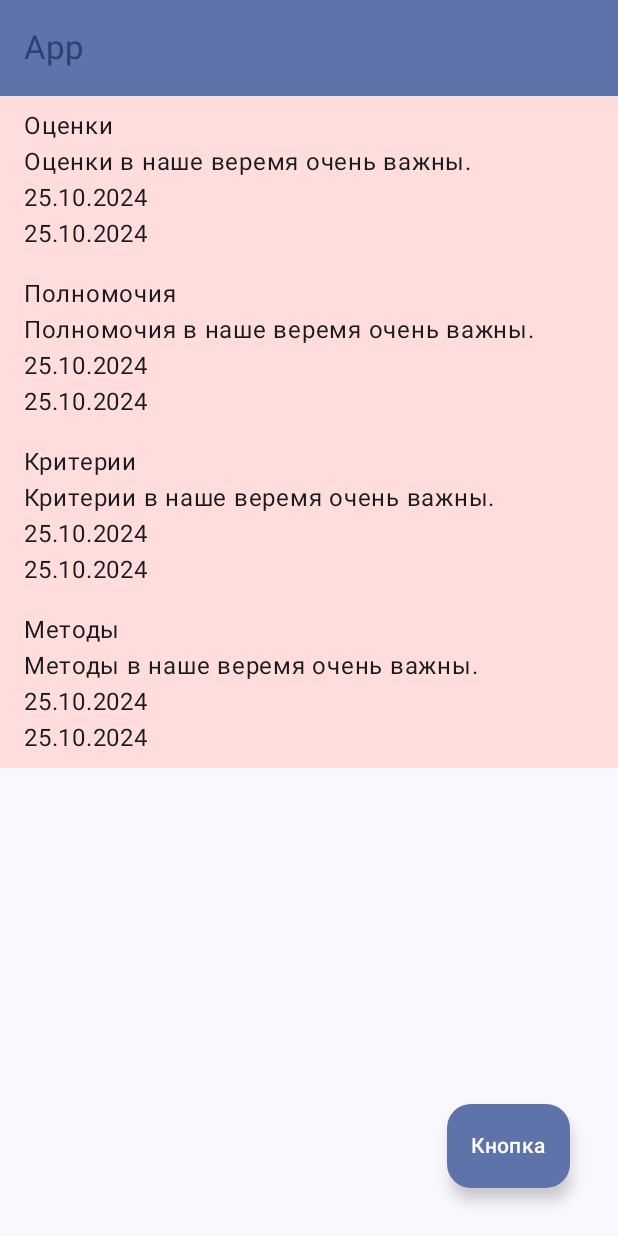
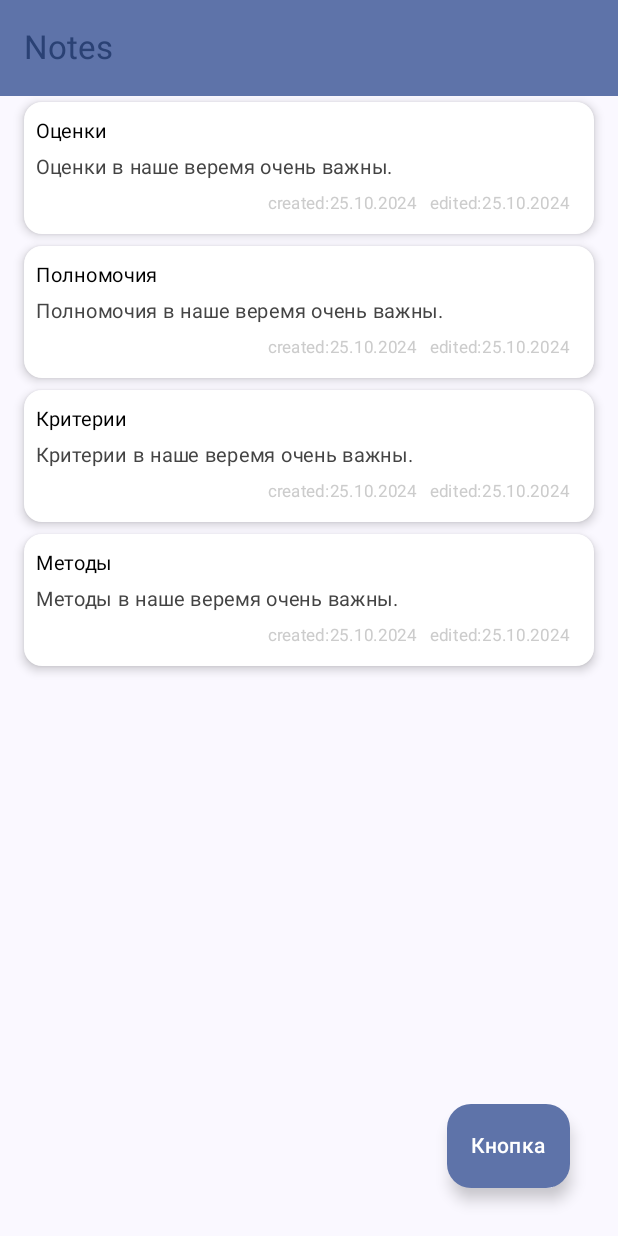
Before and after one commit to DmitryAbramovskikh/RememberAll, an Android app built with Jetpack Compose: the MainScreen screen opened through its navigation route, on a phone screen of 412 x 824 dp. Run offline under Robolectric (Android 15) with nearby library versions, the phone set to English and light mode, and no system bars; our stand-ins replace Dagger/Hilt's generated code, Room's generated code.

Commit message:
RAZ-26 обновил представление заметок, добавил работающую кнопку назад

```diff
--- /dev/null
+++ b/app/src/main/java/com/example/rememberall/ui/base/BaseVM.kt
@@ -0,0 +1,10 @@
+package com.example.rememberall.ui.base
+
+import androidx.annotation.StringRes
+import java.lang.ref.WeakReference
+
+open class BaseVM(private val _parent: BaseViewModel?) {
+    val parent = WeakReference(_parent)
+
+    fun getString(@StringRes id: Int) = parent.get()?.stringProvider?.getString(id) ?: ""
+}
--- a/app/src/main/java/com/example/rememberall/ui/base/BaseViewModel.kt
+++ b/app/src/main/java/com/example/rememberall/ui/base/BaseViewModel.kt
@@ -1,5 +1,6 @@
 package com.example.rememberall.ui.base
 
+import androidx.compose.runtime.MutableState
 import androidx.lifecycle.ViewModel
 import androidx.lifecycle.viewModelScope
 import kotlinx.coroutines.delay
@@ -7,7 +8,9 @@ import kotlinx.coroutines.launch
 
 abstract class BaseViewModel: ViewModel()
 {
-    abstract fun getTitle(): String
+    abstract fun getTitle(): MutableState<String>
+
+    open val stringProvider: StringProvider? = null
 
     init
     {
--- a/app/src/main/java/com/example/rememberall/ui/components/appbar/AppBarBack.kt
+++ b/app/src/main/java/com/example/rememberall/ui/components/appbar/AppBarBack.kt
@@ -1,5 +1,6 @@
 package com.example.rememberall.ui.components.appbar
 
+import android.icu.text.CaseMap.Title
 import androidx.compose.foundation.layout.RowScope
 import androidx.compose.foundation.layout.WindowInsets
 import androidx.compose.material.icons.Icons
@@ -13,6 +14,7 @@ import androidx.navigation.NavHostController
 @OptIn(ExperimentalMaterial3Api::class)
 @Composable
 fun AppBarBack(
+    title: String,
     modifier: Modifier = Modifier,
     actions: @Composable RowScope.() -> Unit = {},
     windowInsets: WindowInsets = TopAppBarDefaults.windowInsets,
@@ -23,7 +25,7 @@ fun AppBarBack(
 {
     val titleName = navController.currentBackStackEntry?.destination?.label ?: "App"
 
-    TopAppBar(title = { Text(text = titleName as String ) }, modifier, navigationIcon = {
+    TopAppBar(title = { Text(text = title ) }, modifier, navigationIcon = {
         if (navController.previousBackStackEntry != null) {
             IconButton(onClick = { navController.navigateUp() }) {
                 Icon(imageVector = Icons.AutoMirrored.Filled.ArrowBack,
--- a/app/src/main/java/com/example/rememberall/ui/image/ImageCompose.kt
+++ b/app/src/main/java/com/example/rememberall/ui/image/ImageCompose.kt
@@ -9,7 +9,5 @@ import androidx.hilt.navigation.compose.hiltViewModel
 fun ImageCompose()
 {
     val viewModel: ImageViewModel = hiltViewModel()
-    val title by remember { viewModel.title }
-
-
+    val title by viewModel.getTitle()
 }
--- a/app/src/main/java/com/example/rememberall/ui/image/ImageViewModel.kt
+++ b/app/src/main/java/com/example/rememberall/ui/image/ImageViewModel.kt
@@ -1,5 +1,6 @@
 package com.example.rememberall.ui.image
 
+import androidx.compose.runtime.MutableState
 import androidx.compose.runtime.mutableStateOf
 import com.example.rememberall.R
 import com.example.rememberall.ui.base.BaseViewModel
@@ -10,6 +11,6 @@ import javax.inject.Inject
 @HiltViewModel
 class ImageViewModel @Inject constructor(stringProvider: StringProvider): BaseViewModel() {
 
-    override fun getTitle(): String = "Картинка"
+    override fun getTitle(): MutableState<String> = mutableStateOf("Картинка")
 
 }
--- a/app/src/main/java/com/example/rememberall/ui/main/MainActivity.kt
+++ b/app/src/main/java/com/example/rememberall/ui/main/MainActivity.kt
@@ -8,6 +8,9 @@ import androidx.compose.foundation.layout.*
 import androidx.compose.material3.*
 import androidx.compose.material3.TopAppBarDefaults.topAppBarColors
 import androidx.compose.runtime.Composable
+import androidx.compose.runtime.getValue
+import androidx.compose.runtime.mutableStateOf
+import androidx.compose.runtime.remember
 import androidx.compose.ui.Modifier
 import androidx.compose.ui.graphics.Color
 import androidx.navigation.NavHostController
@@ -39,26 +42,10 @@ class MainActivity : ComponentActivity()
 @OptIn(ExperimentalMaterial3Api::class)
 @Composable
 fun AppHost(navController: NavHostController) {
-    Scaffold(
-        topBar = {
-            AppBarBack(
-                navController = navController,
-                colors = topAppBarColors(
-                    containerColor = MaterialTheme.colorScheme.primaryContainer,
-                    titleContentColor = MaterialTheme.colorScheme.primary
-                )
-            )
-        },
+
+    AppNavigationHost(
+        navController = navController,
         modifier = Modifier
-            .background(Color.LightGray)
             .fillMaxSize()
-            .background(Color.White)
-    ) { padding ->
-        AppNavigationHost(
-            navController = navController,
-            modifier = Modifier
-                .fillMaxSize()
-                .padding(padding)
-        )
-    }
+    )
 }
--- a/app/src/main/java/com/example/rememberall/ui/main/MainCompose.kt
+++ b/app/src/main/java/com/example/rememberall/ui/main/MainCompose.kt
@@ -12,7 +12,7 @@ import androidx.compose.ui.tooling.preview.Preview
 import androidx.compose.ui.unit.dp
 import androidx.hilt.navigation.compose.hiltViewModel
 import androidx.lifecycle.compose.collectAsStateWithLifecycle
-import com.example.rememberall.ui.notes.CellNote
+import com.example.rememberall.ui.notes.CellNoteComposable
 import com.example.rememberall.ui.notes.NotesViewModel
 
 
@@ -24,7 +24,7 @@ fun MainScreen(
     viewModel: NotesViewModel = hiltViewModel()
 )
 {
-    val notes = viewModel.notes.collectAsStateWithLifecycle(listOf())
+    val notes by viewModel.notes.collectAsStateWithLifecycle(listOf())
 
     Box(Modifier.fillMaxSize())
     {
@@ -32,9 +32,9 @@ fun MainScreen(
             modifier = Modifier
                 .fillMaxSize()
         ) {
-            items(notes.value)
+            items(notes)
             {
-                CellNote(note = it, onClick = { id -> onClickShowDetail(id) })
+                CellNoteComposable(note = it, onClick = { id -> onClickShowDetail(id) })
             }
         }
 
--- a/app/src/main/java/com/example/rememberall/ui/navigation/NavigationGraph.kt
+++ b/app/src/main/java/com/example/rememberall/ui/navigation/NavigationGraph.kt
@@ -1,22 +1,60 @@
 package com.example.rememberall.ui.navigation
 
-import androidx.compose.foundation.layout.PaddingValues
+import androidx.compose.foundation.background
+import androidx.compose.foundation.layout.fillMaxSize
 import androidx.compose.foundation.layout.padding
+import androidx.compose.material3.ExperimentalMaterial3Api
+import androidx.compose.material3.MaterialTheme
+import androidx.compose.material3.Scaffold
+import androidx.compose.material3.TopAppBarDefaults.topAppBarColors
 import androidx.compose.runtime.Composable
+import androidx.compose.runtime.getValue
+import androidx.compose.runtime.setValue
+import androidx.compose.runtime.mutableStateOf
+import androidx.compose.runtime.remember
 import androidx.compose.ui.Modifier
+import androidx.compose.ui.graphics.Color
+import androidx.compose.ui.res.stringResource
 import androidx.hilt.navigation.compose.hiltViewModel
-import androidx.navigation.*
-import androidx.navigation.compose.*
+import androidx.navigation.NavHostController
+import androidx.navigation.compose.NavHost
+import androidx.navigation.compose.composable
+import androidx.navigation.toRoute
+import com.example.rememberall.R
+import com.example.rememberall.ui.components.appbar.AppBarBack
 import com.example.rememberall.ui.image.ImageCompose
 import com.example.rememberall.ui.main.MainScreen
-import com.example.rememberall.ui.note.*
+import com.example.rememberall.ui.note.NoteDetailCompose
+import com.example.rememberall.ui.note.NoteDetailViewModel
 
+class ScaffoldState(val title: String)
+
+@OptIn(ExperimentalMaterial3Api::class)
 @Composable
 fun AppNavigationHost(navController: NavHostController, modifier: Modifier = Modifier)
 {
-    NavHost(navController = navController, startDestination = MainScreen, modifier = modifier) {
+    var scaffoldState by remember { mutableStateOf(ScaffoldState("App")) }
+
+    Scaffold(
+        topBar = {
+            AppBarBack(
+                title = scaffoldState.title,
+                navController = navController,
+                colors = topAppBarColors(
+                    containerColor = MaterialTheme.colorScheme.primaryContainer,
+                    titleContentColor = MaterialTheme.colorScheme.primary
+                )
+            )
+        },
+        modifier = Modifier
+            .background(Color.LightGray)
+            .fillMaxSize()
+            .background(Color.White)
+    ) { padding ->
+        NavHost(navController = navController, startDestination = MainScreen, modifier = modifier.padding(padding)) {
 
             composable<MainScreen> {
+                scaffoldState = ScaffoldState(stringResource(R.string.main_notes))
                 MainScreen(
                     onClickAddNew = { navController.navigate(NoteDetailScreen(-1)) },
                     onClickShowDetail = { navController.navigate(NoteDetailScreen(it)) }
@@ -24,11 +62,12 @@ fun AppNavigationHost(navController: NavHostController, modifier: Modifier = Mod
             }
 
             composable<NoteDetailScreen> { backStackEntry ->
+                scaffoldState = ScaffoldState(stringResource(R.string.note_detail_title))
                 val noteDetailScreen = backStackEntry.toRoute<NoteDetailScreen>()
                 val noteViewModel = hiltViewModel<NoteDetailViewModel, NoteDetailViewModel.Factory> {
                     it.create(noteDetailScreen.id)
                 }
-            NoteDetailCompose(noteViewModel, onSaveNote = { navController.navigate(MainScreen) })
+                NoteDetailCompose(noteViewModel, onSaveNote = { navController.navigateUp() })
             }
 
             composable<ImageScreen>{
@@ -36,3 +75,5 @@ fun AppNavigationHost(navController: NavHostController, modifier: Modifier = Mod
             }
         }
     }
+
+}
--- a/app/src/main/java/com/example/rememberall/ui/note/NoteDetailViewModel.kt
+++ b/app/src/main/java/com/example/rememberall/ui/note/NoteDetailViewModel.kt
@@ -1,5 +1,6 @@
 package com.example.rememberall.ui.note
 
+import androidx.compose.runtime.MutableState
 import androidx.compose.runtime.getValue
 import androidx.compose.runtime.setValue
 import androidx.compose.runtime.mutableStateOf
@@ -42,7 +43,7 @@ class NoteDetailViewModel @AssistedInject constructor(stringProvider: StringProv
             }
     }
 
-    override fun getTitle(): String = "Заметка"
+    override fun getTitle() = mutableStateOf("Заметка")
 
     fun onNoteEdit(title: String? = null, text: String? = null) {
         isChanged = true
--- a/app/src/main/java/com/example/rememberall/ui/notes/CellNote.kt
+++ b/app/src/main/java/com/example/rememberall/ui/notes/CellNote.kt
@@ -1,44 +1,67 @@
 package com.example.rememberall.ui.notes
 
-import androidx.compose.foundation.background
 import androidx.compose.foundation.clickable
 import androidx.compose.foundation.layout.*
+import androidx.compose.material3.Card
+import androidx.compose.material3.CardColors
+import androidx.compose.material3.CardDefaults
+import androidx.compose.material3.CardElevation
 import androidx.compose.material3.Text
 import androidx.compose.runtime.*
 import androidx.compose.ui.Modifier
-import androidx.compose.ui.res.colorResource
+import androidx.compose.ui.graphics.Color
 import androidx.compose.ui.tooling.preview.Preview
 import androidx.compose.ui.unit.dp
-import com.example.rememberall.R
+import androidx.compose.ui.unit.sp
+import java.util.Date
 
 @Composable
-fun CellNote(
+fun CellNoteComposable(
     note: NoteVM,
     onClick: (Int) -> Unit,
     modifier: Modifier = Modifier
 ) {
-    Column(
+    Card(
         modifier = modifier
-            .background(colorResource(id = R.color.secondaryLight))
             .fillMaxWidth()
-            .padding(16.dp, 8.dp)
-            .clickable { onClick(note.id) }
+            .padding(16.dp, 4.dp)
+            .clickable { onClick(note.id) },
+        colors = CardDefaults.cardColors(
+            containerColor = Color.White,
+            disabledContainerColor = Color.LightGray
+        ),
+        elevation = CardDefaults.cardElevation(defaultElevation = 4.dp)
     ) {
-        Text(
-            text = note.title,
+        val dateFontSize by remember { mutableStateOf(11.sp) }
+        val contentFontSize by remember { mutableStateOf(13.sp) }
+        Column(modifier = Modifier.padding(8.dp)) {
+            Text(
+                text = note.title,
+                fontSize = contentFontSize,
+                color = Color.Black
+            )
+            Text(
+                text = note.text,
+                fontSize = contentFontSize,
+                color = Color.DarkGray
+            )
+            Row(
+                modifier = Modifier
+                    .fillMaxWidth(),
+                horizontalArrangement = Arrangement.Absolute.Right) {
+                Text( text = note.createdText, fontSize = dateFontSize, color = Color.LightGray )
+                Text( text = note.editedText, fontSize = dateFontSize, modifier = modifier.padding(8.dp, 0.dp), color = Color.LightGray )
+            }
 
-        )
-        Text( text = note.text )
-        Text( text = note.created )
-        Text( text = note.edited )
+        }
     }
 }
 
 @Preview
 @Composable
 fun CellNotePreview() {
-    CellNote(
-        NoteVM(12, "Заметка", "Содержание заметки", "12.10.2023", "10.09.2024"),
+    CellNoteComposable(
+        NoteVM(12, "Заметка", "Содержание заметки", Date(), Date()),
         { }
     )
 }
--- a/app/src/main/java/com/example/rememberall/ui/notes/NoteVM.kt
+++ b/app/src/main/java/com/example/rememberall/ui/notes/NoteVM.kt
@@ -1,15 +1,32 @@
 package com.example.rememberall.ui.notes
 
+import androidx.compose.runtime.getValue
+import androidx.compose.runtime.mutableStateOf
+import androidx.compose.runtime.setValue
+import com.example.rememberall.R
 import com.example.rememberall.model.entity.Note
+import com.example.rememberall.ui.base.BaseVM
+import com.example.rememberall.ui.base.BaseViewModel
 import com.example.rememberall.ui.local.toReadableDate
+import java.util.Date
 
-class NoteVM(val id: Int, val title: String, val text: String, val created: String, val edited: String)
+class NoteVM(val id: Int, val title: String, val text: String, val createDate: Date, val editDate: Date, parent: BaseViewModel? = null): BaseVM(parent)
 {
-    constructor(note: Note): this (
+    var createdText by mutableStateOf("")
+    var editedText by mutableStateOf("")
+
+    constructor(note: Note, parent: BaseViewModel? = null): this (
         note.id,
         note.title,
         note.text,
-        note.created.toReadableDate(),
-        note.edited.toReadableDate()
+        note.created,
+        note.edited,
+        parent
     )
+
+    init
+    {
+        createdText = getString(R.string.note_detail_created) + createDate.toReadableDate()
+        editedText = getString(R.string.note_detail_edited) + editDate.toReadableDate()
+    }
 }
--- a/app/src/main/java/com/example/rememberall/ui/notes/NotesViewModel.kt
+++ b/app/src/main/java/com/example/rememberall/ui/notes/NotesViewModel.kt
@@ -1,18 +1,23 @@
 package com.example.rememberall.ui.notes
 
+import androidx.compose.runtime.mutableStateOf
 import com.example.rememberall.model.entity.Note
 import com.example.rememberall.model.services.NoteService
 import com.example.rememberall.ui.base.BaseViewModel
+import com.example.rememberall.ui.base.StringProvider
+import com.example.rememberall.ui.note.NoteDetailViewModel
+import dagger.assisted.AssistedFactory
 import dagger.hilt.android.lifecycle.HiltViewModel
 import kotlinx.coroutines.flow.map
 import javax.inject.Inject
 
 @HiltViewModel
-class NotesViewModel @Inject constructor(private val noteService: NoteService): BaseViewModel()
+class NotesViewModel @Inject constructor(private val noteService: NoteService,
+                                         override val stringProvider: StringProvider?): BaseViewModel()
 {
     val notes = noteService
         .fetchAll()
-        .map { it.map { note: Note -> NoteVM(note) } }
+        .map { it.map { note: Note -> NoteVM(note, parent = this) } }
 
-    override fun getTitle(): String = "Заметки"
+    override fun getTitle() = mutableStateOf("Заметки")
 }
--- a/app/src/main/res/values/strings.xml
+++ b/app/src/main/res/values/strings.xml
@@ -6,6 +6,8 @@
 
     <!-- Note Detail -->
     <string name="note_detail_title">Edit note</string>
+    <string name="note_detail_created">created: </string>
+    <string name="note_detail_edited">edited: </string>
 
     <!-- Image -->
     <string name="image_title">Image</string>
```
Also changed, not shown: app/src/main/java/com/example/rememberall/ui/note/NoteDetailCompose.kt (+29 -2 lines), 1 other file. Lines whose indentation alone changed are shown as unchanged.
